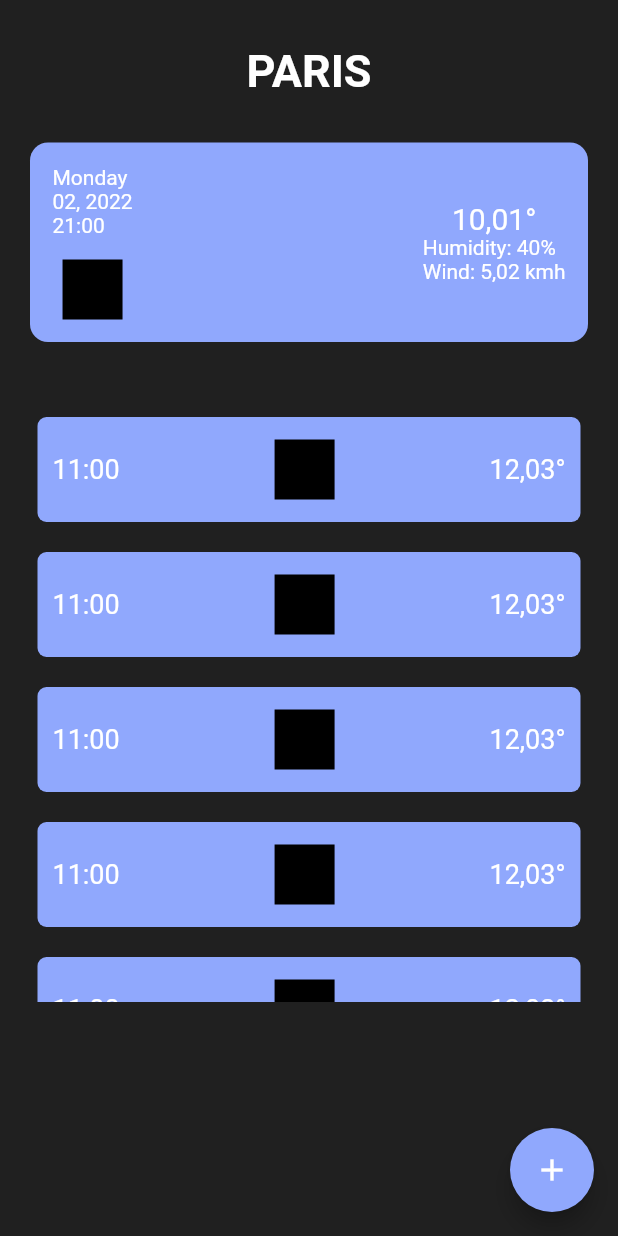
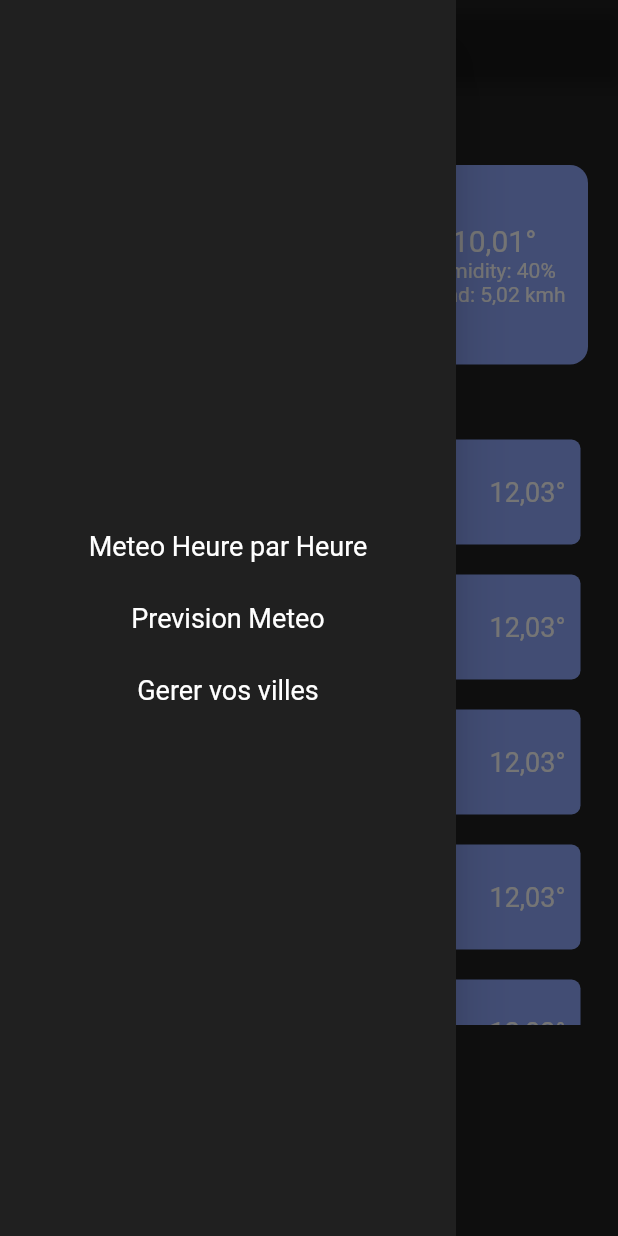
Before and after one commit to CoderNerfer/flutter_ynov_meteo, a Flutter app: the screen it shows after launch, with the side drawer open (before the commit the screen has no drawer), on a phone screen of 412 x 824 dp. Run offline on Flutter 3.47's test engine with Material 2 defaults, Android fonts, the phone set to English and light mode, and no system bars.

```diff
--- a/lib/views/HomePage.dart
+++ b/lib/views/HomePage.dart
@@ -1,4 +1,5 @@
 import 'package:flutter/material.dart';
+import 'package:ynov_meteo/views/NavBar.dart';
 
 class HomePage extends StatefulWidget {
   const HomePage({
@@ -13,23 +14,17 @@ class _HomePage extends State<HomePage> {
   @override
   Widget build(BuildContext context) {
     return Scaffold(
+      drawer: NavBar(),
       backgroundColor: const Color.fromARGB(255, 32, 32, 32),
       appBar: AppBar(
+        title: const Text('Paris'),
         backgroundColor: const Color.fromARGB(0, 0, 0, 0),
-        toolbarHeight: 0,
+        toolbarHeight: 50,
       ),
       body: Center(
         child: Padding(
           padding: const EdgeInsets.only(top: 30.0),
           child: Column(children: [
-            const Text(
-              "PARIS",
-              style: TextStyle(
-                fontWeight: FontWeight.bold,
-                color: Colors.white,
-                fontSize: 30,
-              ),
-            ),
             Padding(
               padding:
                   const EdgeInsets.symmetric(vertical: 30.0, horizontal: 20.0),
@@ -138,11 +133,6 @@ class _HomePage extends State<HomePage> {
           ]),
         ),
       ),
-      floatingActionButton: FloatingActionButton(
-        onPressed: () {},
-        backgroundColor: const Color.fromARGB(255, 144, 168, 253),
-        child: const Icon(Icons.add),
-      ),
     );
   }
 }
--- /dev/null
+++ b/lib/views/NavBar.dart
@@ -0,0 +1,65 @@
+import 'package:flutter/material.dart';
+
+class NavBar extends StatelessWidget {
+  @override
+  Widget build(BuildContext context) {
+    return Drawer(
+      backgroundColor: const Color.fromARGB(255, 32, 32, 32),
+      child: Center(
+        child: Column(mainAxisAlignment: MainAxisAlignment.center, children: [
+          TextButton(
+            style: TextButton.styleFrom(
+              textStyle: const TextStyle(fontSize: 18),
+              primary: Colors.white,
+            ),
+            onPressed: () {
+              // Navigator.push(
+              //   context,
+              //   MaterialPageRoute(
+              //     builder: (context) {
+              //       return const SecondPage(title: 'SecondPage');
+              //     },
+              //   ),
+              // );
+            },
+            child: const Text('Meteo Heure par Heure'),
+          ),
+          TextButton(
+            style: TextButton.styleFrom(
+              textStyle: const TextStyle(fontSize: 18),
+              primary: Colors.white,
+            ),
+            onPressed: () {
+              // Navigator.push(
+              //   context,
+              //   MaterialPageRoute(
+              //     builder: (context) {
+              //       return const SecondPage(title: 'SecondPage');
+              //     },
+              //   ),
+              // );
+            },
+            child: const Text('Prevision Meteo'),
+          ),
+          TextButton(
+            style: TextButton.styleFrom(
+              textStyle: const TextStyle(fontSize: 18),
+              primary: Colors.white,
+            ),
+            onPressed: () {
+              // Navigator.push(
+              //   context,
+              //   MaterialPageRoute(
+              //     builder: (context) {
+              //       return const SecondPage(title: 'SecondPage');
+              //     },
+              //   ),
+              // );
+            },
+            child: const Text('Gerer vos villes'),
+          ),
+        ]),
+      ),
+    );
+  }
+}
```
